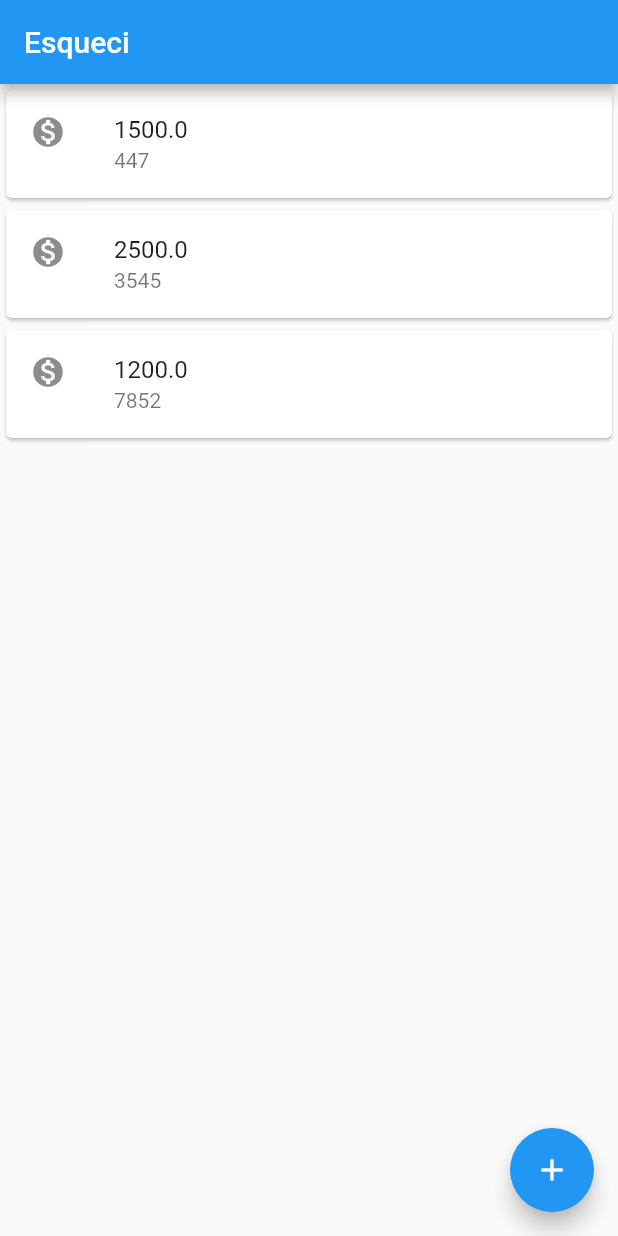
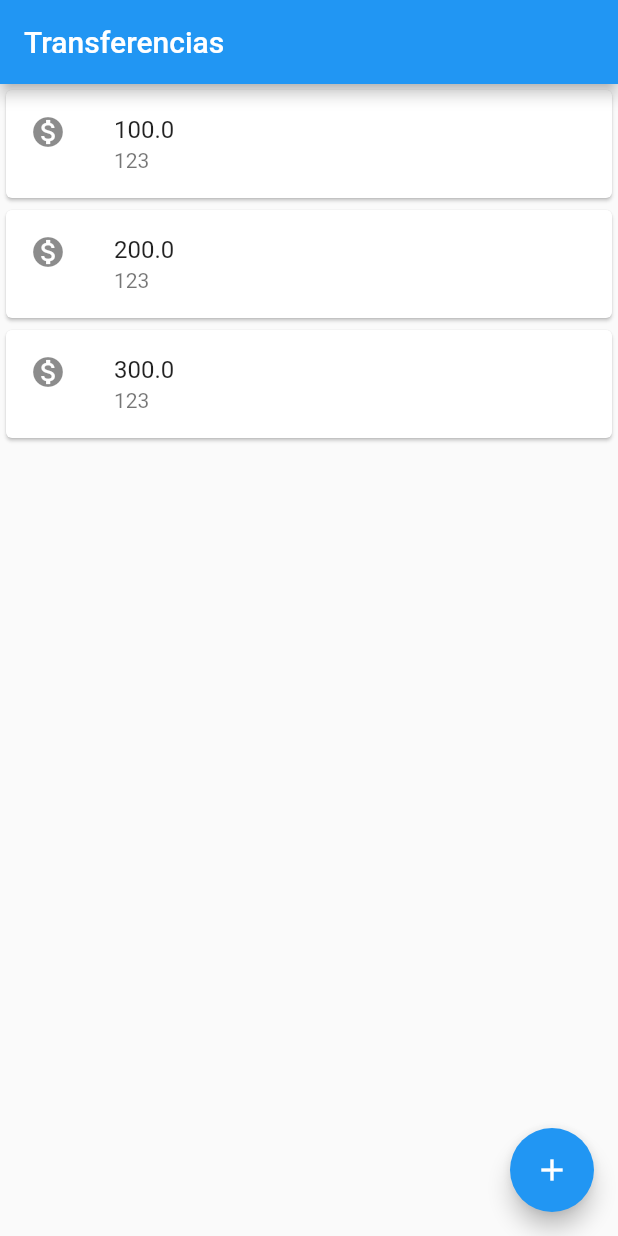
Before and after one commit to sinngjpeg/caelum-bootcamp-android-flutter, a Flutter app: the screen it shows after launch, on a phone screen of 412 x 824 dp. Run offline on Flutter 3.47's test engine with Material 2 defaults, Android fonts, the phone set to English and light mode, and no system bars.

Commit message:
listView

```diff
--- a/bytebank/lib/main.dart
+++ b/bytebank/lib/main.dart
@@ -27,8 +27,8 @@ class FormularioDeTransferencia extends StatelessWidget {
           CampoTexto(controladorDoCampoValor, 'Valor', '0.00', icone: Icons.monetization_on),
 
           RaisedButton(
-            onPressed: () => criaTransferencia(),
-              child: Text('Adicionar'),
+           child: Text('Adicionar'),
+            onPressed: () => criaTransferencia(context),
           )
         ],
       ),
@@ -45,6 +45,7 @@ class FormularioDeTransferencia extends StatelessWidget {
     final transferenciaCriada = Transferencia(conta, valor);
     debugPrint('Transferencia Criada: $transferenciaCriada');
     Navigator.pop(context, transferenciaCriada);
+
     }
   }
 }
@@ -95,19 +96,25 @@ class ItemDeTransferencia extends StatelessWidget {
 }
 
 class ListaDeTransferencia extends StatelessWidget {
+
+  final List<Transferencia> transferencias = List();
+
   @override
   Widget build(BuildContext context) {
+    transferencias.add(Transferencia(123, 100.0));
+    transferencias.add(Transferencia(123, 200.0));
+    transferencias.add(Transferencia(123, 300.0));
+
     return Scaffold(
       appBar : AppBar(
-        title: Text('Esqueci'),
+        title: Text('Transferencias'),
       ),
-      body: Column(
-      children: [
-        ItemDeTransferencia(Transferencia(456 - 9, 1500.0)),
-        ItemDeTransferencia(Transferencia(3545 - 0, 2500.0)),
-        ItemDeTransferencia(Transferencia(7852 - 0, 1200.0)),
-
-      ],
+      body: ListView.builder(
+        itemCount: transferencias.length,
+        itemBuilder: (BuildContext context, int index) {
+        final Transferencia transferencia = transferencias[index];
+        return ItemDeTransferencia(transferencia);
+        },
     ),
       floatingActionButton: FloatingActionButton(
         child: Icon(Icons.add), onPressed: () {
@@ -115,8 +122,8 @@ class ListaDeTransferencia extends StatelessWidget {
             return FormularioDeTransferencia();
         }));
          future.then((transferenciaRecebida) {
-           debugPrint('chegou no then do future');
-           debugPrint('$transferenciaRecebida');
+           debugPrint('chegou no then do future: $transferenciaRecebida');
+            transferencias.add(transferenciaRecebida);
          });
       },
       ),
```
